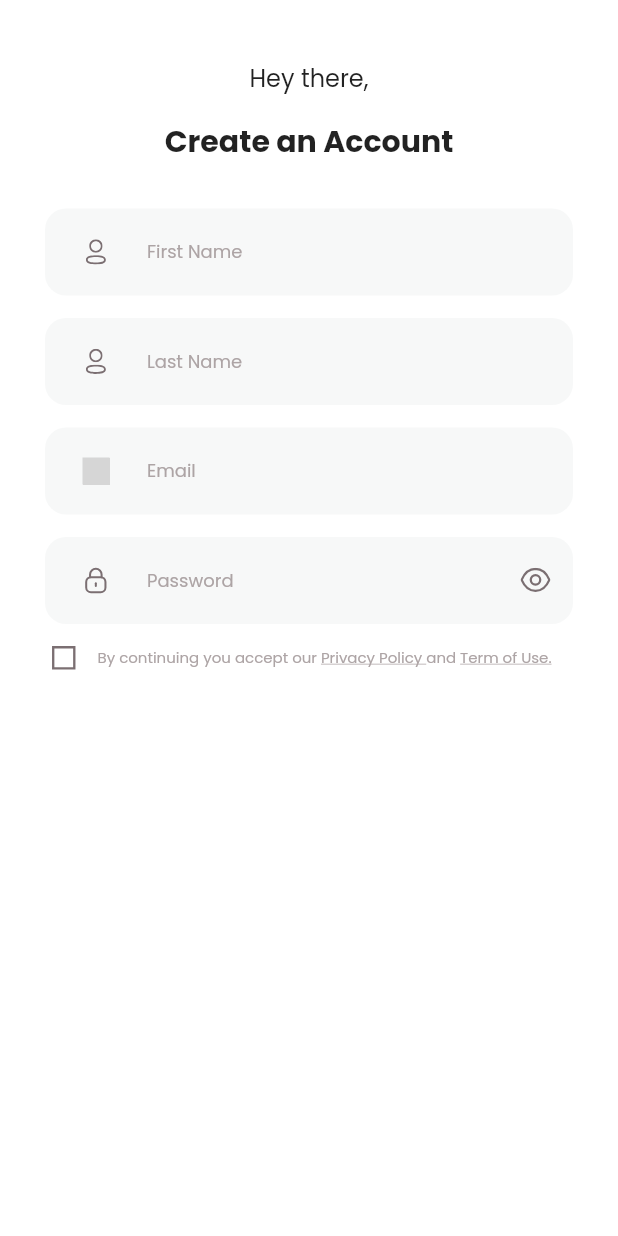
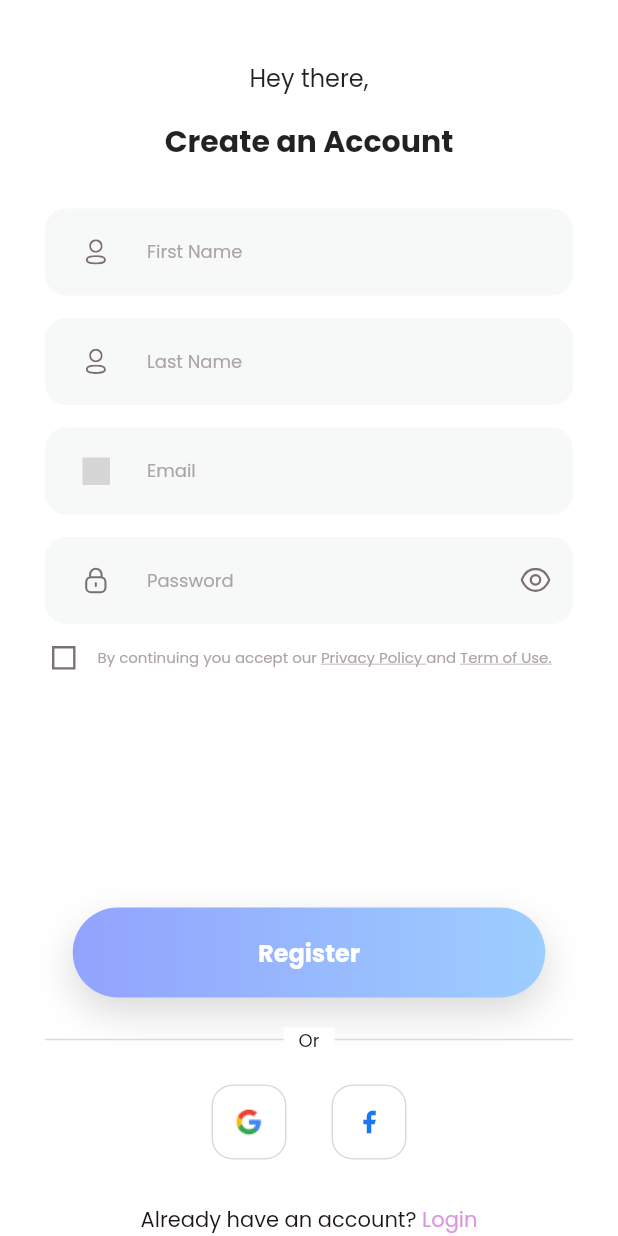
Before and after one commit to aderemi-alo/fitnest, a Flutter app: the CreateAccount screen opened directly, on a phone screen of 412 x 824 dp. Run offline on Flutter 3.47's test engine with Material 2 defaults, Android fonts, the light colour scheme and no system bars; our stand-ins replace flutter_svg, get, hexcolor, line_awesome_flutter, simple_circular_progress_bar; grey boxes are pictures that could not be loaded.

Commit message:
Finished create_account page

```diff
--- /dev/null
+++ b/lib/authentication/screens/complete_profile.dart
@@ -0,0 +1,13 @@
+import 'package:flutter/material.dart';
+import 'package:fitnest/constants.dart';
+import 'package:get/get.dart';
+import 'package:fitnest/custom_widgets.dart';
+
+class CompleteProfile extends StatelessWidget {
+  const CompleteProfile({super.key});
+
+  @override
+  Widget build(BuildContext context) {
+    return const Placeholder();
+  }
+}
--- a/lib/authentication/screens/create_account.dart
+++ b/lib/authentication/screens/create_account.dart
@@ -1,9 +1,11 @@
+import 'package:fitnest/authentication/screens/complete_profile.dart';
+import 'package:flutter/gestures.dart';
 import 'package:flutter/material.dart';
 import 'package:fitnest/constants.dart';
+import 'package:flutter_svg/flutter_svg.dart';
+import 'package:line_awesome_flutter/line_awesome_flutter.dart';
+import 'package:fitnest/custom_widgets.dart';
 import 'package:get/get.dart';
-import 'package:flutter_svg/flutter_svg.dart';
-import 'package:flutter/cupertino.dart';
-import 'package:line_awesome_flutter/line_awesome_flutter.dart';
 
 class CreateAccount extends StatefulWidget {
   const CreateAccount({super.key});
@@ -28,6 +30,9 @@ class _CreateAccountState extends State<CreateAccount> {
         child: Padding(
           padding: const EdgeInsets.only(top: 40.0, left: 30, right: 30),
           child: Center(
+            child: Column(
+              children: [
+                Expanded(
                   child: Column(
                     children: [
                       Text(
@@ -59,16 +64,18 @@ class _CreateAccountState extends State<CreateAccount> {
                       ),
                       SizedBox(height: 15),
                       TextFormField(
-                  style: smallText.copyWith(fontWeight: regular, color: gray2),
+                        style: smallText.copyWith(
+                            fontWeight: regular, color: gray2),
                         obscureText: _passwordVisible,
                         controller: passwordController,
                         decoration: InputDecoration(
                           filled: true,
                           hintText: "Password",
-                    hintStyle:
-                        smallText.copyWith(fontWeight: regular, color: gray2),
+                          hintStyle: smallText.copyWith(
+                              fontWeight: regular, color: gray2),
                           suffixIcon: Padding(
-                      padding: const EdgeInsets.symmetric(horizontal: 15.0),
+                            padding:
+                                const EdgeInsets.symmetric(horizontal: 15.0),
                             child: GestureDetector(
                               onTap: () {
                                 setState(() {
@@ -84,7 +91,8 @@ class _CreateAccountState extends State<CreateAccount> {
                             ),
                           ),
                           suffixIconConstraints: BoxConstraints(maxHeight: 18),
-                    prefixIconConstraints: const BoxConstraints(maxHeight: 18),
+                          prefixIconConstraints:
+                              const BoxConstraints(maxHeight: 18),
                           prefixIcon: Padding(
                             padding: const EdgeInsets.symmetric(horizontal: 25),
                             child: SvgPicture.asset(
@@ -164,6 +172,98 @@ class _CreateAccountState extends State<CreateAccount> {
                     ],
                   ),
                 ),
+                Column(
+                  children: [
+                    const CustomBlueButton(
+                      buttonText: "Register",
+                      page: CompleteProfile(),
+                    ),
+                    const SizedBox(height: 20),
+                    Stack(
+                      children: [
+                        Divider(
+                          color: gray3,
+                          thickness: 1,
+                        ),
+                        Center(
+                          child: Container(
+                            width: 34,
+                            height: 18,
+                            decoration: BoxDecoration(color: white),
+                            child: Center(
+                              child: Text(
+                                "Or",
+                                style: smallText.copyWith(color: black),
+                              ),
+                            ),
+                          ),
+                        )
+                      ],
+                    ),
+                    const SizedBox(height: 20),
+                    Row(
+                      mainAxisAlignment: MainAxisAlignment.center,
+                      children: [
+                        GestureDetector(
+                          onTap: () {},
+                          child: Container(
+                            height: 50,
+                            width: 50,
+                            decoration: BoxDecoration(
+                                color: white,
+                                borderRadius: BorderRadius.circular(14),
+                                border: Border.all(color: gray3)),
+                            child: Padding(
+                                padding: const EdgeInsets.all(15.0),
+                                child: Image.asset(
+                                    "assets/images/google-logo.png")),
+                          ),
+                        ),
+                        SizedBox(width: 30),
+                        GestureDetector(
+                          onTap: () {},
+                          child: Container(
+                            height: 50,
+                            width: 50,
+                            decoration: BoxDecoration(
+                                color: white,
+                                borderRadius: BorderRadius.circular(14),
+                                border: Border.all(color: gray3)),
+                            child: Padding(
+                              padding: const EdgeInsets.all(15.0),
+                              child: SvgPicture.asset(
+                                "assets/images/facebook-logo.svg",
+                                height: 10,
+                                width: 10,
+                              ),
+                            ),
+                          ),
+                        ),
+                      ],
+                    ),
+                    const SizedBox(height: 30),
+                    RichText(
+                        text: TextSpan(children: [
+                      TextSpan(
+                          text: "Already have an account? ",
+                          style: mediumText.copyWith(
+                            fontWeight: regular,
+                            color: black,
+                          )),
+                      TextSpan(
+                          recognizer: TapGestureRecognizer()..onTap = () {},
+                          text: "Login",
+                          style: mediumText.copyWith(
+                              fontWeight: regular,
+                              foreground: Paint()
+                                ..shader =
+                                    purpleLinear.createShader(Rect.largest))),
+                    ]))
+                  ],
+                ),
+              ],
+            ),
+          ),
         ),
       ),
     );
--- a/lib/constants.dart
+++ b/lib/constants.dart
@@ -39,3 +39,10 @@ const TextStyle mediumText = TextStyle(fontFamily: "Poppins", fontSize: 14);
 const TextStyle smallText = TextStyle(fontFamily: "Poppins", fontSize: 12);
 
 const TextStyle caption = TextStyle(fontFamily: "Poppins", fontSize: 10);
+
+//Shadow for Cards and Buttons
+final BoxShadow shadow = BoxShadow(
+  color: Colors.transparent.withOpacity(0.15),
+  blurRadius: 22,
+  offset: const Offset(0, 10),
+);
--- /dev/null
+++ b/lib/custom_widgets.dart
@@ -0,0 +1,35 @@
+import 'package:flutter/material.dart';
+import 'package:fitnest/constants.dart';
+import 'package:get/get.dart';
+
+class CustomBlueButton extends StatelessWidget {
+  const CustomBlueButton({
+    super.key,
+    required this.buttonText,
+    required this.page,
+  });
+
+  final String buttonText;
+  final Widget page;
+
+  @override
+  Widget build(BuildContext context) {
+    return GestureDetector(
+      onTap: () => Get.to(page, transition: Transition.rightToLeft),
+      child: Container(
+        height: 60,
+        width: 315,
+        decoration: BoxDecoration(
+            boxShadow: [shadow],
+            gradient: blueLinear,
+            borderRadius: BorderRadius.circular(99)),
+        child: Center(
+          child: Text(
+            buttonText,
+            style: largeText.copyWith(fontWeight: bold, color: white),
+          ),
+        ),
+      ),
+    );
+  }
+}
--- a/lib/onboarding/screens/welcome_screen.dart
+++ b/lib/onboarding/screens/welcome_screen.dart
@@ -2,7 +2,7 @@ import 'package:fitnest/onboarding/screens/onboarding.dart';
 import 'package:flutter/material.dart';
 import 'package:fitnest/constants.dart';
 import 'package:flutter_svg/flutter_svg.dart';
-import 'package:get/get.dart';
+import 'package:fitnest/custom_widgets.dart';
 
 class WelcomeScreen extends StatelessWidget {
   const WelcomeScreen({super.key});
@@ -31,29 +31,9 @@ class WelcomeScreen extends StatelessWidget {
                     ],
                   ),
                 ),
-                GestureDetector(
-                  onTap: () =>
-                      Get.to(Onboarding(), transition: Transition.rightToLeft),
-                  child: Container(
-                    height: 60,
-                    width: 315,
-                    decoration: BoxDecoration(
-                        boxShadow: [
-                          BoxShadow(
-                              color: Colors.transparent.withOpacity(0.15),
-                              blurRadius: 22,
-                              offset: Offset(0, 10)),
-                        ],
-                        gradient: blueLinear,
-                        borderRadius: BorderRadius.circular(99)),
-                    child: Center(
-                      child: Text(
-                        "Get Started",
-                        style:
-                            largeText.copyWith(fontWeight: bold, color: white),
-                      ),
-                    ),
-                  ),
+                const CustomBlueButton(
+                  buttonText: "Get Started",
+                  page: Onboarding(),
                 )
               ],
             ),
```
Also changed, not shown: assets/images/facebook-logo.svg (added), assets/images/google-logo.png (added). Lines whose indentation alone changed are shown as unchanged.
